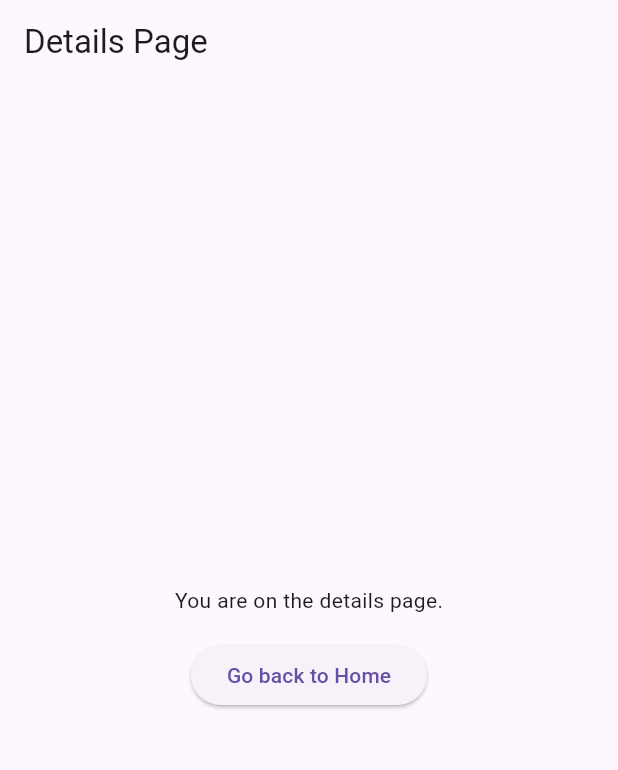
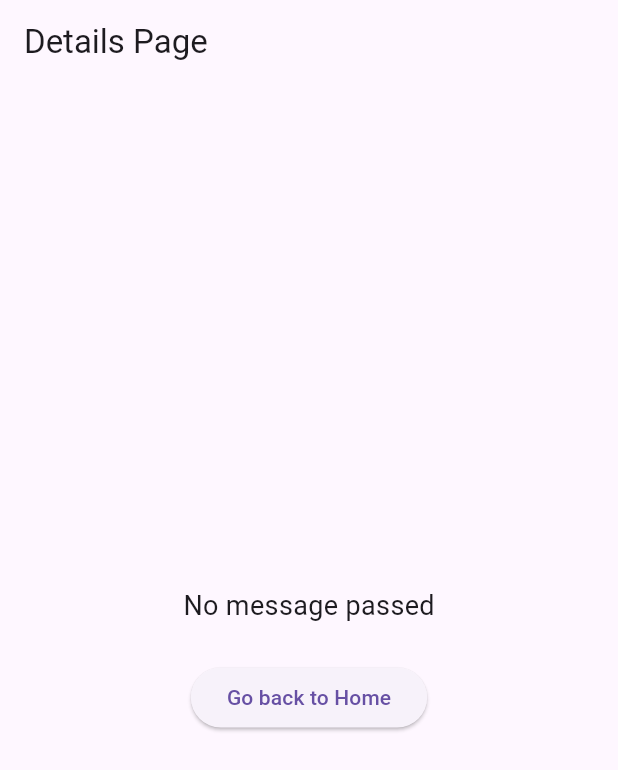
Before and after one commit to rengapraveenx/FL_goRouter, a Flutter app: the DetailsPage screen opened by its route, on a phone screen of 412 x 824 dp. Shown: the top 770 px of the screen. Run offline on Flutter 3.47's test engine with Material 3 defaults, Android fonts, the phone set to English and light mode, and no system bars; our stand-ins replace go_router.

Commit message:
feat: passing data from parent to child

```diff
--- a/lib/main.dart
+++ b/lib/main.dart
@@ -1,7 +1,8 @@
+
 import 'package:flutter/material.dart';
 import 'package:go_router/go_router.dart';
 
-// 1. Define the router configuration
+// 1. Update the router configuration to handle 'extra' data
 final _router = GoRouter(
   routes: [
     GoRoute(
@@ -10,7 +11,11 @@
     ),
     GoRoute(
       path: '/details',
-      builder: (context, state) => const DetailsPage(),
+      builder: (context, state) {
+        // Receive the data from the 'extra' parameter
+        final String message = state.extra as String? ?? 'No message passed';
+        return DetailsPage(message: message);
+      },
     ),
   ],
 );
@@ -19,7 +24,6 @@
   runApp(const MyApp());
 }
 
-// 2. Change MaterialApp to MaterialApp.router
 class MyApp extends StatelessWidget {
   const MyApp({super.key});
 
@@ -35,7 +39,6 @@
   }
 }
 
-// 3. Create the HomePage widget
 class HomePage extends StatelessWidget {
   const HomePage({super.key});
 
@@ -48,14 +51,13 @@
           mainAxisAlignment: MainAxisAlignment.center,
           children: [
             ElevatedButton(
-              // 4. Use context.go() to navigate
-              onPressed: () => context.go('/details'),
+              // 2. Pass data using the 'extra' parameter
+              onPressed: () => context.go('/details', extra: 'Hello from the Home Page! (go)'),
               child: const Text('Go to Details (go)'),
             ),
             const SizedBox(height: 16),
             ElevatedButton(
-              // 5. Use context.push() to navigate
-              onPressed: () => context.push('/details'),
+              onPressed: () => context.push('/details', extra: 'Hello from the Home Page! (push)'),
               child: const Text('Go to Details (push)'),
             ),
           ],
@@ -65,9 +67,10 @@
   }
 }
 
-// 6. Create the DetailsPage widget
+// 3. Update DetailsPage to accept and display the data
 class DetailsPage extends StatelessWidget {
-  const DetailsPage({super.key});
+  final String message;
+  const DetailsPage({required this.message, super.key});
 
   @override
   Widget build(BuildContext context) {
@@ -77,16 +80,15 @@
         child: Column(
           mainAxisAlignment: MainAxisAlignment.center,
           children: [
-            const Text('You are on the details page.'),
-            const SizedBox(height: 16),
+            Text(
+              message, // Display the passed message
+              style: const TextStyle(fontSize: 18),
+            ),
+            const SizedBox(height: 24),
             ElevatedButton(
               onPressed: () => context.go('/'),
               child: const Text('Go back to Home'),
             ),
-            const SizedBox(height: 16),
-            // The back button in the AppBar is automatically added by Flutter,
-            // but if you use context.pop(), you can create a custom back button.
-            // It will only work if there is a page to pop to (i.e., you used push).
             if (context.canPop())
               ElevatedButton(
                 onPressed: () => context.pop(),
```
Also changed, not shown: 1 other file.
